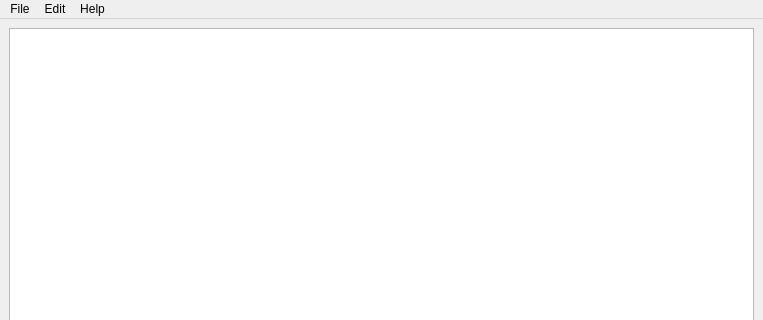
rupor-github/fb2mobi, file ui/MainWindow.ui: the form before one commit; both pictures show x 0 to 763 and y 0 to 320 of the 763 by 475 pixel window.
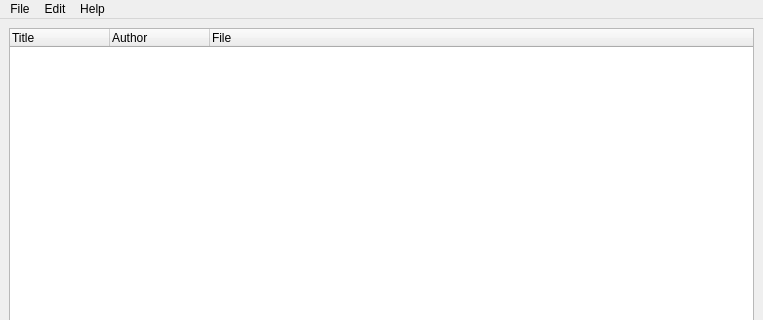
The form after the commit.

Diff of the .ui file:
```diff
--- a/ui/MainWindow.ui
+++ b/ui/MainWindow.ui
@@ -45,11 +45,21 @@
           <enum>QAbstractItemView::ExtendedSelection</enum>
          </property>
          <attribute name="headerVisible">
-          <bool>false</bool>
+          <bool>true</bool>
          </attribute>
          <column>
           <property name="text">
-           <string>Файл</string>
+           <string>Title</string>
+          </property>
+         </column>
+         <column>
+          <property name="text">
+           <string>Author</string>
+          </property>
+         </column>
+         <column>
+          <property name="text">
+           <string>File</string>
           </property>
          </column>
         </widget>
```
Left out of the diff: 2 changed lines with no effect on the pictures.
